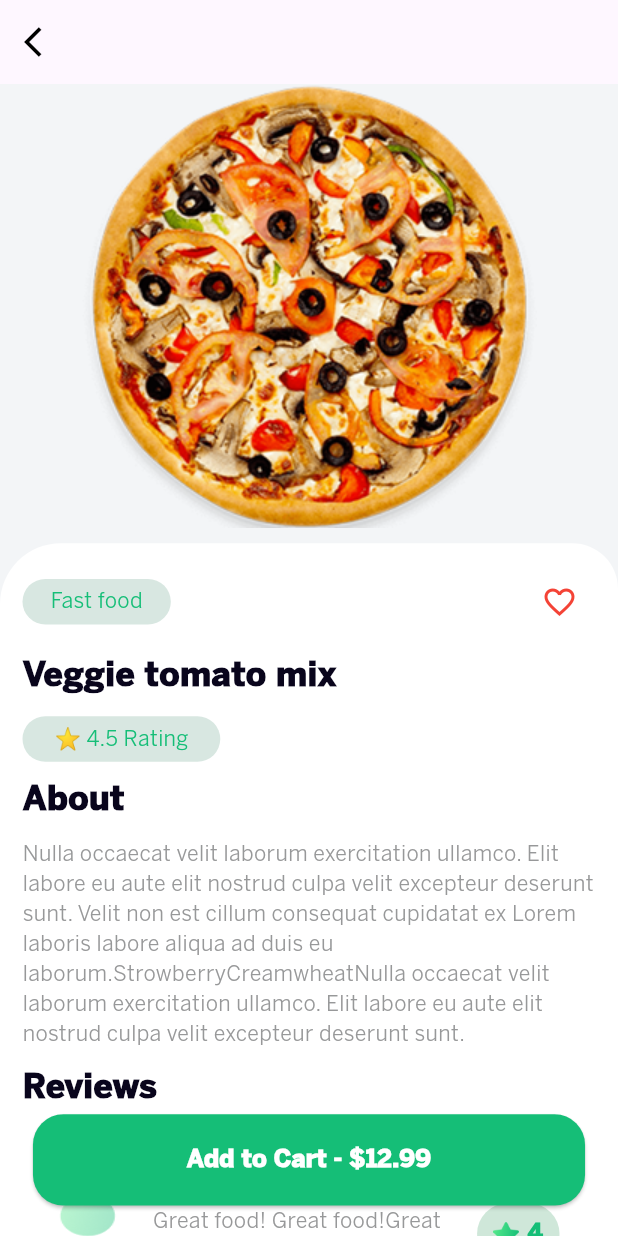
After one commit to mohamedatef04/food_ninja, a Flutter app: the ItemDetailsView screen opened by its route, on a phone screen of 412 x 824 dp. The commit adds this screen. Run offline on Flutter 3.47's test engine with Material 3 defaults, Android fonts, the phone set to English and light mode, and no system bars; our stand-ins replace dartz, dio, flutter_bloc, flutter_screenutil, get_it, go_router and 3 more; accounts and stored records are empty.

Commit message:
meal details view ui done

```diff
--- a/lib/core/routes/app_routes.dart
+++ b/lib/core/routes/app_routes.dart
@@ -4,6 +4,7 @@ import 'package:food_delivery_app/features/auth/ui/views/sign_up_view.dart';
 import 'package:food_delivery_app/features/cart/ui/views/cart_view.dart';
 import 'package:food_delivery_app/features/favourites/ui/views/favourites_view.dart';
 import 'package:food_delivery_app/features/home/ui/views/home_view.dart';
+import 'package:food_delivery_app/features/home/ui/views/item_details_view.dart';
 import 'package:food_delivery_app/features/home/ui/views/main_home_view.dart';
 import 'package:food_delivery_app/features/on_boarding/ui/views/on_boarding_view.dart';
 import 'package:food_delivery_app/features/profile/ui/views/profile_view.dart';
@@ -31,6 +32,10 @@ final router = GoRouter(
     GoRoute(
       path: ForgetPasswordView.routeName,
       builder: (context, state) => const ForgetPasswordView(),
+    ),
+    GoRoute(
+      path: ItemDetailsView.routeName,
+      builder: (context, state) => const ItemDetailsView(),
     ),
 
     // GoRoute(
--- a/lib/core/utils/assets.dart
+++ b/lib/core/utils/assets.dart
@@ -53,6 +53,10 @@ class Assets {
   /// Assets for imagesIconSearch
   /// assets/images/Icon_Search.png
   static const String imagesIconSearch = "assets/images/Icon_Search.png";
+
+  /// Assets for imagesIconStar
+  /// assets/images/Icon_star.png
+  static const String imagesIconStar = "assets/images/Icon_star.png";
 
   /// Assets for imagesLocation
   /// assets/images/location.png
--- /dev/null
+++ b/lib/features/home/ui/views/item_details_view.dart
@@ -0,0 +1,14 @@
+import 'package:flutter/material.dart';
+import 'package:food_delivery_app/features/home/ui/widgets/item_details_view_body.dart';
+
+class ItemDetailsView extends StatelessWidget {
+  const ItemDetailsView({super.key});
+  static const String routeName = '/itemDetailsView';
+
+  @override
+  Widget build(BuildContext context) {
+    return const Scaffold(
+      body: ItemDetailsViewBody(),
+    );
+  }
+}
--- /dev/null
+++ b/lib/features/home/ui/widgets/category_and_favourite_widget.dart
@@ -0,0 +1,47 @@
+import 'package:flutter/material.dart';
+import 'package:flutter_screenutil/flutter_screenutil.dart';
+import 'package:food_delivery_app/core/theme/app_colors.dart';
+import 'package:food_delivery_app/core/theme/app_styles.dart';
+
+class CategoryAndFavouriteWidget extends StatelessWidget {
+  const CategoryAndFavouriteWidget({
+    super.key,
+  });
+
+  @override
+  Widget build(BuildContext context) {
+    return Row(
+      children: [
+        Container(
+          width: 90.w,
+          height: 30.h,
+          decoration: BoxDecoration(
+            color: const Color.fromARGB(
+              255,
+              216,
+              231,
+              225,
+            ),
+            borderRadius: BorderRadius.circular(20.r),
+          ),
+          child: Center(
+            child: Text(
+              'Fast food',
+              style: AppStyles.grey14.copyWith(
+                color: AppColors.primaryColor,
+              ),
+            ),
+          ),
+        ),
+        const Spacer(),
+        IconButton(
+          onPressed: () {},
+          icon: const Icon(
+            Icons.favorite_border,
+            color: Colors.red,
+          ),
+        ),
+      ],
+    );
+  }
+}
--- /dev/null
+++ b/lib/features/home/ui/widgets/header_text.dart
@@ -0,0 +1,19 @@
+import 'package:flutter/material.dart';
+import 'package:food_delivery_app/core/theme/app_styles.dart';
+
+class HeaderText extends StatelessWidget {
+  const HeaderText({
+    super.key,
+    required this.title,
+  });
+
+  final String title;
+
+  @override
+  Widget build(BuildContext context) {
+    return Text(
+      title,
+      style: AppStyles.black22,
+    );
+  }
+}
--- /dev/null
+++ b/lib/features/home/ui/widgets/item_details_view_body.dart
@@ -0,0 +1,106 @@
+import 'package:flutter/material.dart';
+import 'package:flutter_screenutil/flutter_screenutil.dart';
+import 'package:food_delivery_app/core/theme/app_colors.dart';
+import 'package:food_delivery_app/core/theme/app_styles.dart';
+import 'package:food_delivery_app/core/utils/assets.dart';
+import 'package:food_delivery_app/features/home/ui/widgets/category_and_favourite_widget.dart';
+import 'package:food_delivery_app/features/home/ui/widgets/header_text.dart';
+import 'package:food_delivery_app/features/home/ui/widgets/rates_list.dart';
+import 'package:food_delivery_app/features/home/ui/widgets/rating_widget.dart';
+
+class ItemDetailsViewBody extends StatelessWidget {
+  const ItemDetailsViewBody({super.key});
+
+  @override
+  Widget build(BuildContext context) {
+    return Scaffold(
+      appBar: AppBar(
+        elevation: 0,
+        automaticallyImplyLeading: false,
+        leading: IconButton(
+          onPressed: () {
+            Navigator.pop(context);
+          },
+          icon: const Icon(
+            Icons.arrow_back_ios,
+            color: Colors.black,
+          ),
+        ),
+      ),
+      body: Column(
+        spacing: 10.h,
+        children: [
+          Image.asset(Assets.imagesPizza),
+          Expanded(
+            child: Stack(
+              children: [
+                Container(
+                  width: MediaQuery.sizeOf(context).width,
+                  decoration: BoxDecoration(
+                    color: AppColors.whiteColor,
+                    borderRadius: BorderRadius.only(
+                      topLeft: Radius.circular(40.r),
+                      topRight: Radius.circular(30.r),
+                    ),
+                  ),
+                  child: SingleChildScrollView(
+                    child: Padding(
+                      padding: const EdgeInsets.all(15.0),
+                      child: Column(
+                        spacing: 10.h,
+                        crossAxisAlignment: CrossAxisAlignment.start,
+                        children: [
+                          const CategoryAndFavouriteWidget(),
+                          const HeaderText(
+                            title: 'Veggie tomato mix',
+                          ),
+                          const RatingWidget(),
+
+                          const HeaderText(
+                            title: 'About',
+                          ),
+
+                          Text(
+                            'Nulla occaecat velit laborum exercitation ullamco. Elit labore eu aute elit nostrud culpa velit excepteur deserunt sunt. Velit non est cillum consequat cupidatat ex Lorem laboris labore aliqua ad duis eu laborum.StrowberryCreamwheatNulla occaecat velit laborum exercitation ullamco. Elit labore eu aute elit nostrud culpa velit excepteur deserunt sunt.',
+                            style: AppStyles.grey14,
+                          ),
+                          const HeaderText(
+                            title: 'Reviews',
+                          ),
+
+                          const RatesList(),
+                        ],
+                      ),
+                    ),
+                  ),
+                ),
+                Positioned(
+                  bottom: 20.h,
+                  left: 20.w,
+                  right: 20.w,
+                  child: SizedBox(
+                    width: MediaQuery.sizeOf(context).width,
+                    height: 60.h,
+                    child: ElevatedButton(
+                      onPressed: () {},
+                      style: ElevatedButton.styleFrom(
+                        backgroundColor: AppColors.primaryColor,
+                        shape: RoundedRectangleBorder(
+                          borderRadius: BorderRadius.circular(20.r),
+                        ),
+                      ),
+                      child: Text(
+                        'Add to Cart - \$12.99',
+                        style: AppStyles.white16,
+                      ),
+                    ),
+                  ),
+                ),
+              ],
+            ),
+          ),
+        ],
+      ),
+    );
+  }
+}
--- a/lib/features/home/ui/widgets/menu_item.dart
+++ b/lib/features/home/ui/widgets/menu_item.dart
@@ -3,13 +3,19 @@ import 'package:flutter_screenutil/flutter_screenutil.dart';
 import 'package:food_delivery_app/core/theme/app_colors.dart';
 import 'package:food_delivery_app/core/theme/app_styles.dart';
 import 'package:food_delivery_app/core/utils/assets.dart';
+import 'package:food_delivery_app/features/home/ui/views/item_details_view.dart';
+import 'package:go_router/go_router.dart';
 
 class MenuItem extends StatelessWidget {
   const MenuItem({super.key});
 
   @override
   Widget build(BuildContext context) {
-    return Stack(
+    return GestureDetector(
+      onTap: () {
+        GoRouter.of(context).push(ItemDetailsView.routeName);
+      },
+      child: Stack(
         children: [
           Padding(
             padding: EdgeInsets.only(bottom: 35.h),
@@ -26,7 +32,10 @@ class MenuItem extends StatelessWidget {
                   color: const Color.fromARGB(255, 162, 228, 200),
                 ),
                 child: Padding(
-                padding: EdgeInsets.symmetric(horizontal: 10.w, vertical: 10.h),
+                  padding: EdgeInsets.symmetric(
+                    horizontal: 10.w,
+                    vertical: 10.h,
+                  ),
                   child: Column(
                     spacing: 10.h,
                     children: [
@@ -79,6 +88,7 @@ class MenuItem extends StatelessWidget {
             ),
           ),
         ],
+      ),
     );
   }
 }
--- /dev/null
+++ b/lib/features/home/ui/widgets/rates_list.dart
@@ -0,0 +1,74 @@
+import 'package:flutter/material.dart';
+import 'package:flutter_screenutil/flutter_screenutil.dart';
+import 'package:food_delivery_app/core/theme/app_colors.dart';
+import 'package:food_delivery_app/core/theme/app_styles.dart';
+import 'package:food_delivery_app/core/utils/assets.dart';
+
+class RatesList extends StatelessWidget {
+  const RatesList({super.key});
+
+  @override
+  Widget build(BuildContext context) {
+    return ListView.builder(
+      shrinkWrap: true,
+      physics: const NeverScrollableScrollPhysics(),
+      itemCount: 5,
+      itemBuilder: (context, index) {
+        return ListTile(
+          leading: Container(
+            width: 50.w,
+            height: 50.h,
+            decoration: const BoxDecoration(
+              shape: BoxShape.circle,
+              image: DecorationImage(
+                image: AssetImage(Assets.imagesProfile),
+                fit: BoxFit.fill,
+              ),
+            ),
+          ),
+          title: Column(
+            crossAxisAlignment: CrossAxisAlignment.start,
+            children: [
+              Text(
+                'User Name',
+                style: AppStyles.black20.copyWith(
+                  fontSize: 15.sp,
+                  fontWeight: FontWeight.w600,
+                ),
+              ),
+              Text('2 days ago', style: AppStyles.grey14),
+            ],
+          ),
+          subtitle: Text(
+            'Great food! Great food!Great food!Great food!Great food!Great food!Great food!Great food!',
+            style: AppStyles.grey14,
+          ),
+          trailing: Container(
+            width: 50.w,
+            height: 40.h,
+            decoration: BoxDecoration(
+              color: const Color.fromARGB(255, 207, 231, 217),
+              borderRadius: BorderRadius.circular(20.r),
+            ),
+            child: Row(
+              mainAxisAlignment: MainAxisAlignment.center,
+              spacing: 5.w,
+              children: [
+                Image.asset(Assets.imagesIconStar, height: 16.h),
+
+                Text(
+                  '4',
+                  style: AppStyles.black20.copyWith(
+                    fontSize: 15.sp,
+                    color: AppColors.primaryColor,
+                    fontWeight: FontWeight.w600,
+                  ),
+                ),
+              ],
+            ),
+          ),
+        );
+      },
+    );
+  }
+}
--- /dev/null
+++ b/lib/features/home/ui/widgets/rating_widget.dart
@@ -0,0 +1,39 @@
+import 'package:flutter/material.dart';
+import 'package:flutter_screenutil/flutter_screenutil.dart';
+import 'package:food_delivery_app/core/theme/app_colors.dart';
+import 'package:food_delivery_app/core/theme/app_styles.dart';
+
+class RatingWidget extends StatelessWidget {
+  const RatingWidget({
+    super.key,
+  });
+
+  @override
+  Widget build(BuildContext context) {
+    return Row(
+      children: [
+        Container(
+          width: 120.w,
+          height: 30.h,
+          decoration: BoxDecoration(
+            color: const Color.fromARGB(
+              255,
+              216,
+              231,
+              225,
+            ),
+            borderRadius: BorderRadius.circular(20.r),
+          ),
+          child: Center(
+            child: Text(
+              '⭐ 4.5 Rating',
+              style: AppStyles.grey14.copyWith(
+                color: AppColors.primaryColor,
+              ),
+            ),
+          ),
+        ),
+      ],
+    );
+  }
+}
```
Also changed, not shown: assets/images/Icon_star.png (added). Lines whose indentation alone changed are shown as unchanged.
